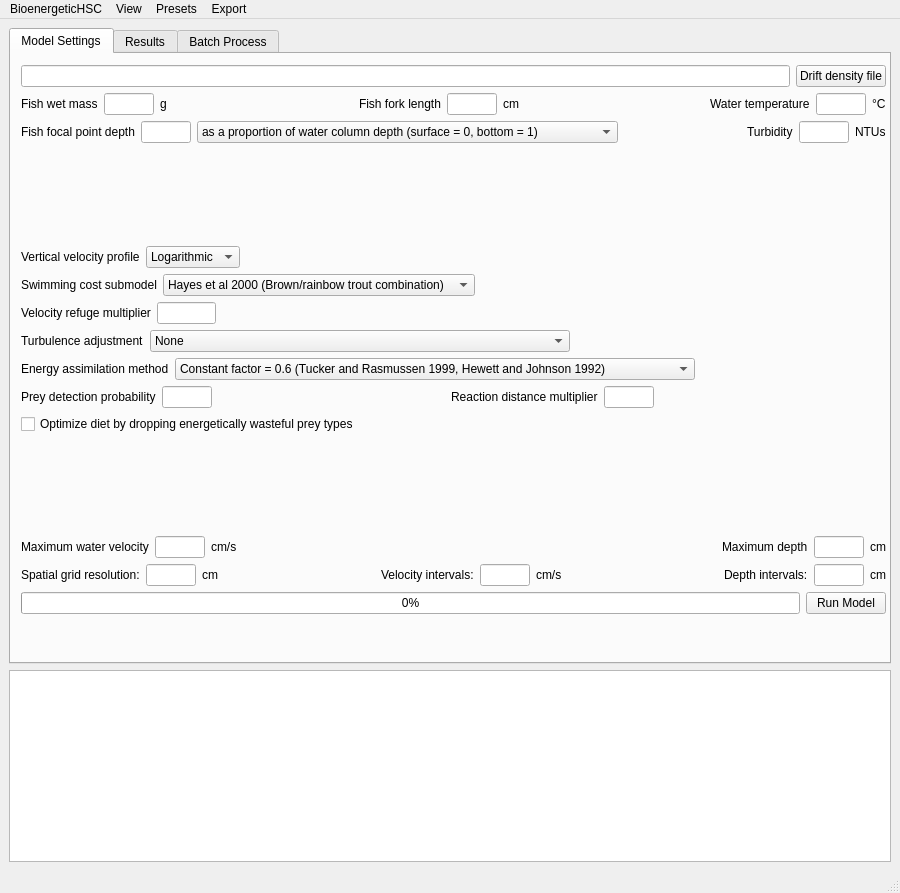
The window that MainUI.ui (JasonNeuswanger/BioenergeticHSC) describes before a commit, drawn with Qt 5.
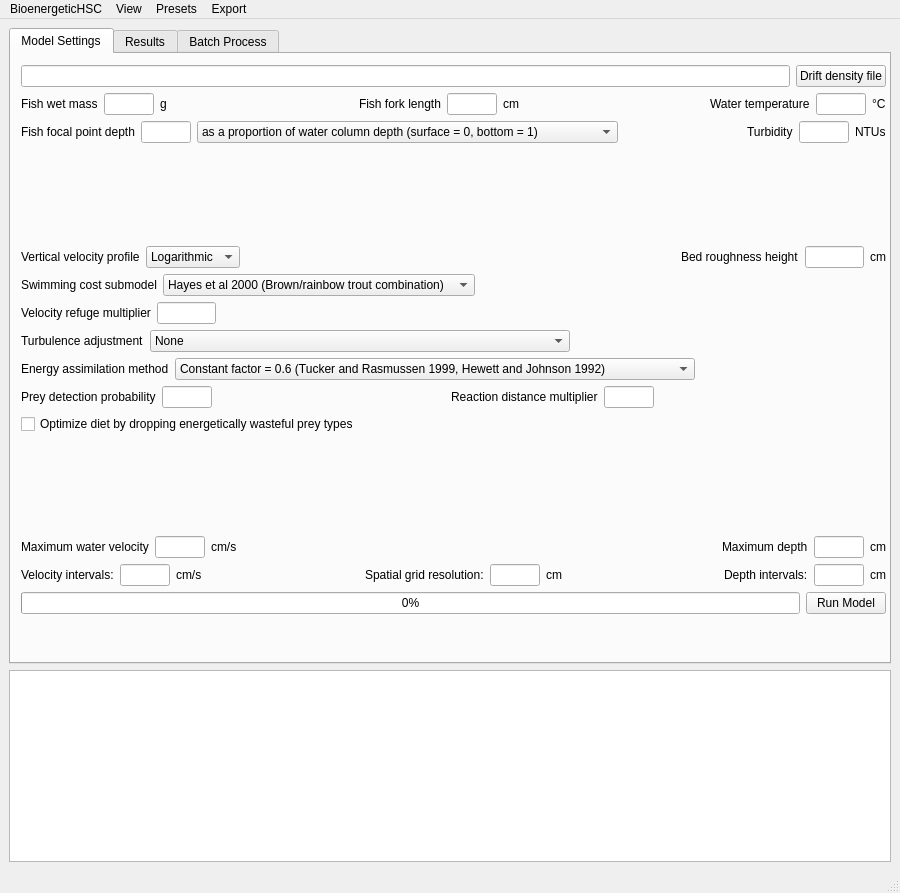
The same window after the commit.

Commit message: Initial attempt at making bed roughness height configurable

```diff
--- a/MainUI.ui
+++ b/MainUI.ui
@@ -325,12 +325,36 @@
                </property>
                <property name="sizeHint" stdset="0">
                 <size>
-                 <width>40</width>
+                 <width>20</width>
                  <height>20</height>
                 </size>
                </property>
               </spacer>
              </item>
+             <item>
+              <widget class="QLabel" name="label_29">
+               <property name="text">
+                <string>Bed roughness height</string>
+               </property>
+              </widget>
+             </item>
+             <item>
+              <widget class="QLineEdit" name="leRoughness">
+               <property name="maximumSize">
+                <size>
+                 <width>59</width>
+                 <height>16777215</height>
+                </size>
+               </property>
+              </widget>
+             </item>
+             <item>
+              <widget class="QLabel" name="label_30">
+               <property name="text">
+                <string>cm</string>
+               </property>
+              </widget>
+             </item>
             </layout>
            </item>
            <item>
@@ -693,6 +717,49 @@
            </item>
            <item>
             <layout class="QHBoxLayout" name="horizontalLayout_12">
+             <item>
+              <widget class="QLabel" name="label_19">
+               <property name="text">
+                <string>Velocity intervals:</string>
+               </property>
+              </widget>
+             </item>
+             <item>
+              <widget class="QLineEdit" name="leIntervalVelocity">
+               <property name="sizePolicy">
+                <sizepolicy hsizetype="Fixed" vsizetype="Fixed">
+                 <horstretch>0</horstretch>
+                 <verstretch>0</verstretch>
+                </sizepolicy>
+               </property>
+               <property name="maximumSize">
+                <size>
+                 <width>50</width>
+                 <height>16777215</height>
+                </size>
+               </property>
+              </widget>
+             </item>
+             <item>
+              <widget class="QLabel" name="label_20">
+               <property name="text">
+                <string>cm/s</string>
+               </property>
+              </widget>
+             </item>
+             <item>
+              <spacer name="horizontalSpacer_4">
+               <property name="orientation">
+                <enum>Qt::Horizontal</enum>
+               </property>
+               <property name="sizeHint" stdset="0">
+                <size>
+                 <width>40</width>
+                 <height>20</height>
+                </size>
+               </property>
+              </spacer>
+             </item>
              <item>
               <widget class="QLabel" name="label_23">
                <property name="text">
@@ -726,49 +793,6 @@
                </property>
               </widget>
              </item>
-             <item>
-              <spacer name="horizontalSpacer_4">
-               <property name="orientation">
-                <enum>Qt::Horizontal</enum>
-               </property>
-               <property name="sizeHint" stdset="0">
-                <size>
-                 <width>40</width>
-                 <height>20</height>
-                </size>
-               </property>
-              </spacer>
-             </item>
-             <item>
-              <widget class="QLabel" name="label_19">
-               <property name="text">
-                <string>Velocity intervals:</string>
-               </property>
-              </widget>
-             </item>
-             <item>
-              <widget class="QLineEdit" name="leIntervalVelocity">
-               <property name="sizePolicy">
-                <sizepolicy hsizetype="Fixed" vsizetype="Fixed">
-                 <horstretch>0</horstretch>
-                 <verstretch>0</verstretch>
-                </sizepolicy>
-               </property>
-               <property name="maximumSize">
-                <size>
-                 <width>50</width>
-                 <height>16777215</height>
-                </size>
-               </property>
-              </widget>
-             </item>
-             <item>
-              <widget class="QLabel" name="label_20">
-               <property name="text">
-                <string>cm/s</string>
-               </property>
-              </widget>
-             </item>
              <item>
               <spacer name="horizontalSpacer_5">
                <property name="orientation">
```
Left out of the diff: 5 changed lines with no effect on the pictures. The commit also changes 3 other files.
